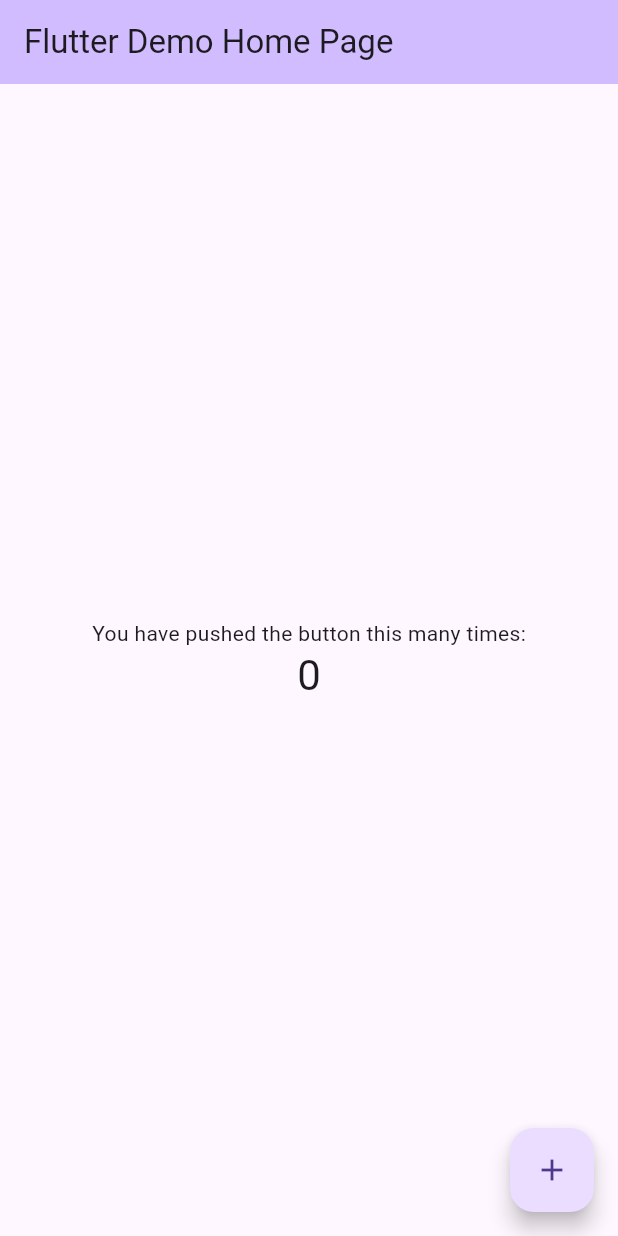
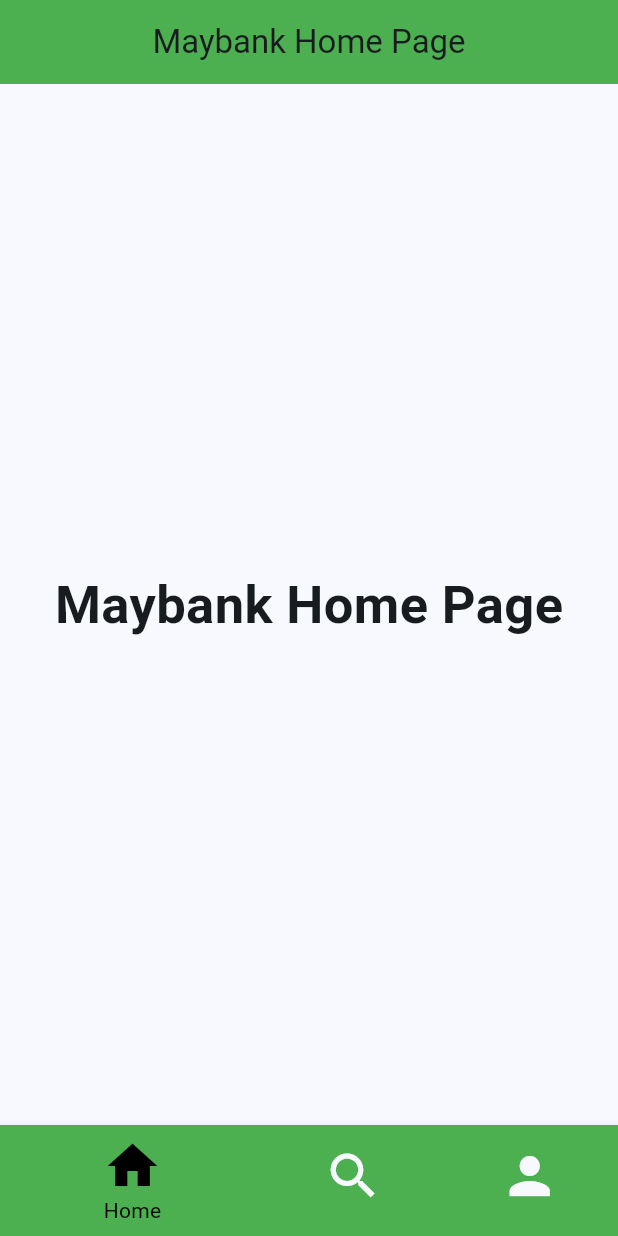
Before and after one commit to spaaacy/give-now, a Flutter app: the screen it shows after launch, on a phone screen of 412 x 824 dp. Run offline on Flutter 3.47's test engine with Material 2 defaults, Android fonts, the phone set to English and light mode, and no system bars.

Commit message:
homepage UI

```diff
--- a/lib/main.dart
+++ b/lib/main.dart
@@ -1,6 +1,6 @@
 import 'package:flutter/material.dart';
 import 'package:give_n_go/ui/home_page/home_page.dart';
-import 'package:give_n_go/ui/home_page/home_page_provider.dart';
+import 'package:give_n_go/ui/home_page/home_page_state.dart';
 import 'package:provider/provider.dart';
 
 void main() {
@@ -17,10 +17,11 @@
       debugShowCheckedModeBanner: false,
       theme: ThemeData(
         useMaterial3: true,
+        colorSchemeSeed: Colors.lightBlue,
       ),
       home: ChangeNotifierProvider(
         create: (context) => HomePageProvider(),
-        child: const MyHomePage(title: 'Flutter Demo Home Page'),
+        child: MayBankHP(),
       ),
     );
   }
--- a/lib/ui/home_page/home_page.dart
+++ b/lib/ui/home_page/home_page.dart
@@ -1,54 +1,53 @@
 import 'package:flutter/cupertino.dart';
 import 'package:flutter/material.dart';
-import 'package:give_n_go/ui/home_page/home_page_provider.dart';
+import 'package:give_n_go/ui/home_page/home_page_state.dart';
 import 'package:provider/provider.dart';
 
-class MyHomePage extends StatefulWidget {
-  const MyHomePage({super.key, required this.title});
+class MayBankHP extends StatelessWidget {
+  MayBankHP({super.key});
 
-  final String title;
-
-  @override
-  State<MyHomePage> createState() => _MyHomePageState();
-}
-
-class _MyHomePageState extends State<MyHomePage> {
-  int _counter = 0;
-
-  void _incrementCounter() {
-    setState(() {
-      _counter++;
-    });
-  }
+  static const List<Widget> _widgetOptions = <Widget>[
+    Text('Maybank Home Page',
+        style: TextStyle(fontSize: 35, fontWeight: FontWeight.bold)),
+    Text('Charity Page',
+        style: TextStyle(fontSize: 35, fontWeight: FontWeight.bold)),
+    Text('Settings Page',
+        style: TextStyle(fontSize: 35, fontWeight: FontWeight.bold)),
+  ];
 
   @override
   Widget build(BuildContext context) {
-    context.watch<HomePageProvider>();
-
+    final homePageProvider = Provider.of<HomePageProvider>(context);
     return Scaffold(
       appBar: AppBar(
-        backgroundColor: Theme.of(context).colorScheme.inversePrimary,
-        title: Text(widget.title),
+          centerTitle: true,
+          title: const Text('Maybank Home Page'),
+          backgroundColor: Colors.green),
+      body: Center(
+        child: _widgetOptions.elementAt(homePageProvider.selectedIndex),
       ),
-      body: Center(
-        child: Column(
-          mainAxisAlignment: MainAxisAlignment.center,
-          children: <Widget>[
-            const Text(
-              'You have pushed the button this many times:',
-            ),
-            Text(
-              '$_counter',
-              style: Theme.of(context).textTheme.headlineMedium,
+      bottomNavigationBar: BottomNavigationBar(
+          items: <BottomNavigationBarItem>[
+            BottomNavigationBarItem(
+                icon: Icon(Icons.home),
+                label: 'Home',
+                backgroundColor: Colors.green),
+            BottomNavigationBarItem(
+                icon: Icon(Icons.search),
+                label: 'Charity',
+                backgroundColor: Colors.yellow),
+            BottomNavigationBarItem(
+              icon: Icon(Icons.person),
+              label: 'Settings',
+              backgroundColor: Colors.blue,
             ),
           ],
-        ),
-      ),
-      floatingActionButton: FloatingActionButton(
-        onPressed: _incrementCounter,
-        tooltip: 'Increment',
-        child: const Icon(Icons.add),
-      ),
+          type: BottomNavigationBarType.shifting,
+          currentIndex: homePageProvider.selectedIndex,
+          selectedItemColor: Colors.black,
+          iconSize: 40,
+          onTap: (index) => homePageProvider.selectedIndex = index,
+          elevation: 5),
     );
   }
 }
--- a/lib/ui/home_page/home_page_provider.dart
+++ b/lib/ui/home_page/home_page_state.dart
@@ -2,8 +2,15 @@
 
 class HomePageProvider extends ChangeNotifier {
   String _test = '';
+  int _selectedIndex = 0;
 
+  int get selectedIndex => _selectedIndex;
   String get test => _test;
+
+  set selectedIndex(int value) {
+    _selectedIndex = value;
+    notifyListeners();
+  }
 
   set test(String value) {
     _test = value;
@@ -14,5 +21,4 @@
   void notifyListeners() {
     super.notifyListeners();
   }
-
 }
```
